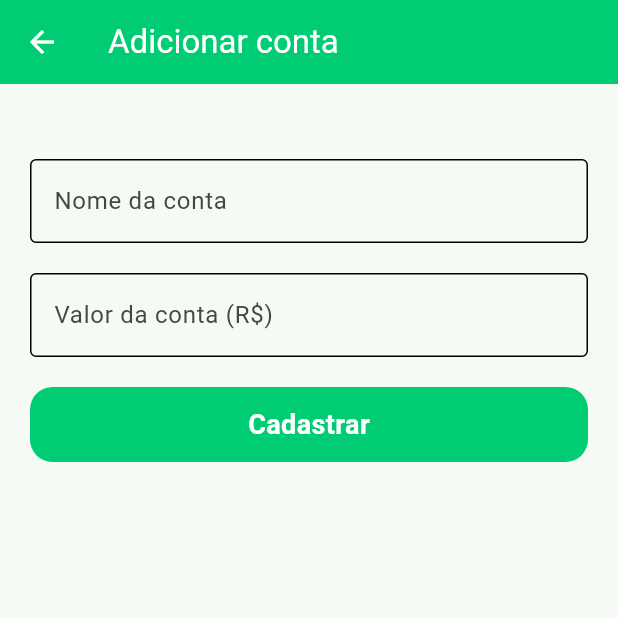
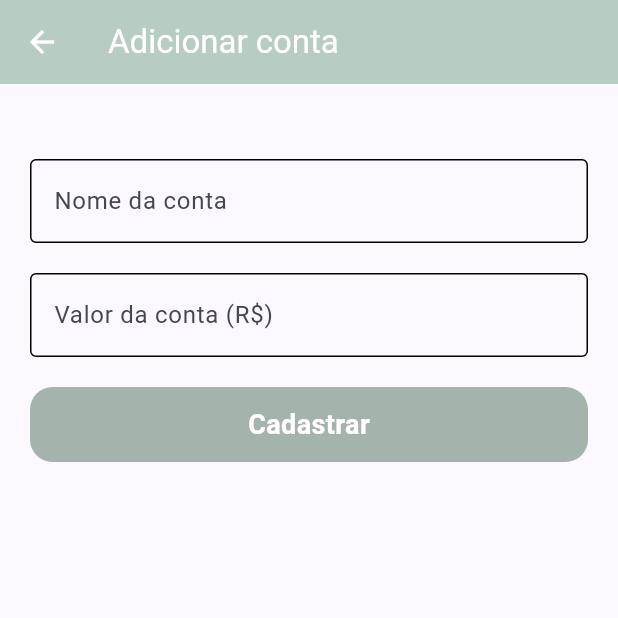
Before and after one commit to natanaelbalbo/flutterAtv1AppBanco, a Flutter app: the screen it shows after launch, after a tap on an icon or button, on a phone screen of 412 x 824 dp, the top half of it. Run offline on Flutter 3.47's test engine with Material 3 defaults, Android fonts, the phone set to English and light mode, and no system bars; network calls fail.

Commit message:
att codigo

```diff
--- a/lib/main.dart
+++ b/lib/main.dart
@@ -13,7 +13,7 @@ class MyApp extends StatelessWidget {
     return MaterialApp(
       title: 'Flutter Demo',
       theme: ThemeData(
-        colorScheme: ColorScheme.fromSeed(seedColor: const Color(0xFF7de5b0)),
+        colorScheme: ColorScheme.fromSeed(seedColor: const Color.fromARGB(255, 125, 142, 229)),
         useMaterial3: true,
       ),
       home: HomePage(),
--- a/lib/screens/adicionar_conta_page.dart
+++ b/lib/screens/adicionar_conta_page.dart
@@ -51,7 +51,7 @@ class _AdicionarContaState extends State<AdicionarConta> {
   Widget build(BuildContext context) {
     return Scaffold(
       appBar: AppBar(
-        backgroundColor: const Color(0xFF00cc73),
+        backgroundColor: const Color.fromARGB(255, 183, 204, 195),
         title: const Text(
           "Adicionar conta",
           textDirection: TextDirection.ltr,
@@ -75,7 +75,9 @@ class _AdicionarContaState extends State<AdicionarConta> {
                   borderSide: BorderSide(color: Colors.black),
                 ),
                 focusedBorder: OutlineInputBorder(
-                  borderSide: BorderSide(color: Colors.green, width: 2.0),
+                  borderSide: BorderSide(
+                      color: const Color.fromARGB(255, 77, 75, 105),
+                      width: 2.0),
                 ),
               ),
               controller: descricao,
@@ -90,7 +92,9 @@ class _AdicionarContaState extends State<AdicionarConta> {
                   borderSide: BorderSide(color: Colors.black),
                 ),
                 focusedBorder: OutlineInputBorder(
-                  borderSide: BorderSide(color: Colors.green, width: 2.0),
+                  borderSide: BorderSide(
+                      color: const Color.fromARGB(255, 175, 152, 76),
+                      width: 2.0),
                 ),
               ),
               inputFormatters: [
@@ -109,7 +113,7 @@ class _AdicionarContaState extends State<AdicionarConta> {
               children: [
                 Expanded(
                     child: Material(
-                  color: Color(0xFF00cc73),
+                  color: Color.fromARGB(255, 165, 179, 173),
                   borderRadius: BorderRadius.circular(15.0),
                   child: InkWell(
                     onTap: () async {
--- a/lib/screens/home_page.dart
+++ b/lib/screens/home_page.dart
@@ -45,7 +45,7 @@ class _HomePageState extends State<HomePage> {
   Widget build(BuildContext context) {
     return Scaffold(
       appBar: AppBar(
-        backgroundColor: Color(0xFF008c4f),
+        backgroundColor: Color.fromARGB(255, 170, 191, 182),
         title: const Text(
           "Registro de contas",
           textDirection: TextDirection.ltr,
```
